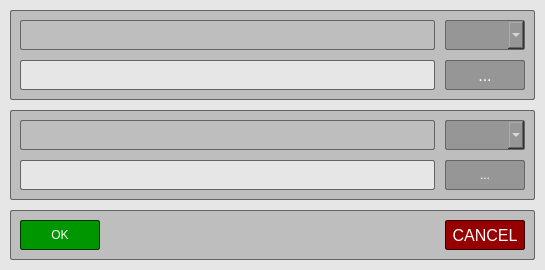
This is src/Forms/ChooseFilesWindow.ui in psv-git/BDOLang as Qt 5 draws it before an edit. The edited form follows.
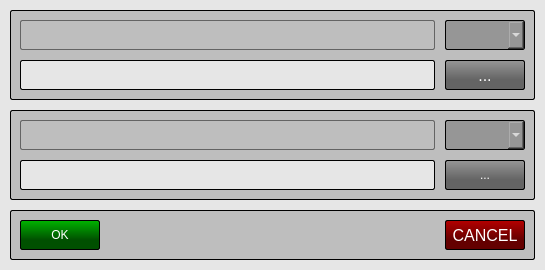
This is the edited form. Icons and pictures are not drawn. Custom widgets are drawn as their Qt base class.

The edit to the form file:
```diff
--- a/src/Forms/ChooseFilesWindow.ui
+++ b/src/Forms/ChooseFilesWindow.ui
@@ -57,7 +57,7 @@
     <string notr="true">QFrame {
 	background-color: rgb(190, 190, 190);
 	
-	border: 1px solid  rgb(100, 100, 100);
+	border: 1px solid  rgb(0, 0, 0);
 	border-radius: 2px;
 }
 </string>
@@ -66,7 +66,13 @@
     <enum>QFrame::StyledPanel</enum>
    </property>
    <property name="frameShadow">
-    <enum>QFrame::Raised</enum>
+    <enum>QFrame::Sunken</enum>
+   </property>
+   <property name="lineWidth">
+    <number>5</number>
+   </property>
+   <property name="midLineWidth">
+    <number>2</number>
    </property>
    <widget class="QLineEdit" name="sourcePathEdit">
     <property name="geometry">
@@ -87,7 +93,7 @@
 
 	background-color: rgb(230, 230, 230);
 
-	border: 1px solid  rgb(100, 100, 100);
+	border: 1px solid  rgb(0, 0, 0);
 	border-radius: 2px;
 }
 </string>
@@ -157,9 +163,9 @@
 	font: 75 12pt &quot;Liberation Sans&quot;;
 	color: rgb(255, 255, 255);
 
-	background-color: rgb(150, 150, 150);
+	background-color: qlineargradient(x1: 0, y1: 0, x2: 0, y2: 0.67,  stop: 0 rgb(150,150, 150), stop: 1 rgb(100, 100, 100));
 
-	border: 1px solid  rgb(100, 100, 100);
+	border: 1px solid  rgb(0, 0, 0);
 	border-radius: 2px;
 }
 
@@ -168,7 +174,7 @@
 }
 
 QPushButton:disabled {
-	background-color: rgb(190, 190, 190);
+	background-color: rgb(150, 150, 150);
 }
 </string>
     </property>
@@ -201,7 +207,7 @@
 
 	background-color: rgb(150, 150, 150);
 
-	border: 1px solid  rgb(100, 100, 100);
+	border: 1px solid  rgb(0, 0, 0);
 	border-radius: 2px;
 }
 
@@ -212,9 +218,6 @@
 QComboBox:disabled {
 	background-color: rgb(190, 190, 190);
 }
-
-QComboBox::down-arrow {
-}
 </string>
     </property>
     <property name="currentText">
@@ -244,7 +247,7 @@
     <string notr="true">QFrame {
 	background-color: rgb(190, 190, 190);
 	
-	border: 1px solid  rgb(100, 100, 100);
+	border: 1px solid  rgb(0, 0, 0);
 	border-radius: 2px;
 }
 </string>
@@ -253,7 +256,13 @@
     <enum>QFrame::StyledPanel</enum>
    </property>
    <property name="frameShadow">
-    <enum>QFrame::Raised</enum>
+    <enum>QFrame::Sunken</enum>
+   </property>
+   <property name="lineWidth">
+    <number>5</number>
+   </property>
+   <property name="midLineWidth">
+    <number>2</number>
    </property>
    <widget class="QLabel" name="targetPathLabel">
     <property name="geometry">
@@ -296,7 +305,7 @@
 
 	background-color: rgb(230, 230, 230);
 
-	border: 1px solid  rgb(100, 100, 100);
+	border: 1px solid  rgb(0, 0, 0);
 	border-radius: 2px;
 }
 </string>
@@ -331,9 +340,9 @@
 	font: 75 12pt &quot;Liberation Sans&quot;;
 	color: rgb(255, 255, 255);
 
-	background-color: rgb(150, 150, 150);
+	background-color: qlineargradient(x1: 0, y1: 0, x2: 0, y2: 0.67,  stop: 0 rgb(150,150, 150), stop: 1 rgb(100, 100, 100));
 
-	border: 1px solid  rgb(100, 100, 100);
+	border: 1px solid  rgb(0, 0, 0);
 	border-radius: 2px;
 }
 
@@ -342,7 +351,7 @@
 }
 
 QPushButton:disabled {
-	background-color: rgb(190, 190, 190);
+	background-color: rgb(150, 150, 150);
 }
 </string>
     </property>
@@ -375,7 +384,7 @@
 
 	background-color: rgb(150, 150, 150);
 
-	border: 1px solid  rgb(100, 100, 100);
+	border: 1px solid  rgb(0, 0, 0);
 	border-radius: 2px;
 }
 
@@ -421,7 +430,7 @@
     <string notr="true">QFrame {
 	background-color: rgb(190, 190, 190);
 	
-	border: 1px solid  rgb(100, 100, 100);
+	border: 1px solid  rgb(0, 0, 0);
 	border-radius: 2px;
 }
 </string>
@@ -430,7 +439,13 @@
     <enum>QFrame::StyledPanel</enum>
    </property>
    <property name="frameShadow">
-    <enum>QFrame::Raised</enum>
+    <enum>QFrame::Sunken</enum>
+   </property>
+   <property name="lineWidth">
+    <number>5</number>
+   </property>
+   <property name="midLineWidth">
+    <number>2</number>
    </property>
    <widget class="QPushButton" name="cancelButton">
     <property name="enabled">
@@ -464,9 +479,9 @@
 	font: 75 12pt &quot;Liberation Sans&quot;;
 	color: rgb(255, 255, 255);
 
-	background-color: rgb(150, 0, 0);
+	background-color: qlineargradient(x1: 0, y1: 0, x2: 0, y2: 0.67,  stop: 0 rgb(180, 0, 0), stop: 1 rgb(100, 0, 0));
 
-	border: 1px solid  rgb(50, 0, 0);
+	border: 1px solid  rgb(0, 0, 0);
 	border-radius: 2px;
 }
 
@@ -475,7 +490,7 @@
 }
 
 QPushButton:disabled {
-	background-color: rgb(150, 100, 100);
+	background-color: rgb(180, 150, 150);
 }
 </string>
     </property>
@@ -506,9 +521,9 @@
 	font: 75 12pt &quot;Liberation Sans&quot;;
 	color: rgb(255, 255, 255);
 
-	background-color: rgb(0, 150, 0);
+	background-color: qlineargradient(x1: 0, y1: 0, x2: 0, y2: 0.67,  stop: 0 rgb(0, 180, 0), stop: 1 rgb(0, 80, 0));
 
-	border: 1px solid  rgb(0, 50, 0);
+	border: 1px solid  rgb(0, 0, 0);
 	border-radius: 2px;
 }
 
@@ -517,7 +532,7 @@
 }
 
 QPushButton:disabled {
-	background-color: rgb(100, 150, 100);
+	background-color: rgb(150, 180, 150);
 }
 </string>
     </property>
```
Left out of the diff: 8 changed lines with no effect on the pictures.
